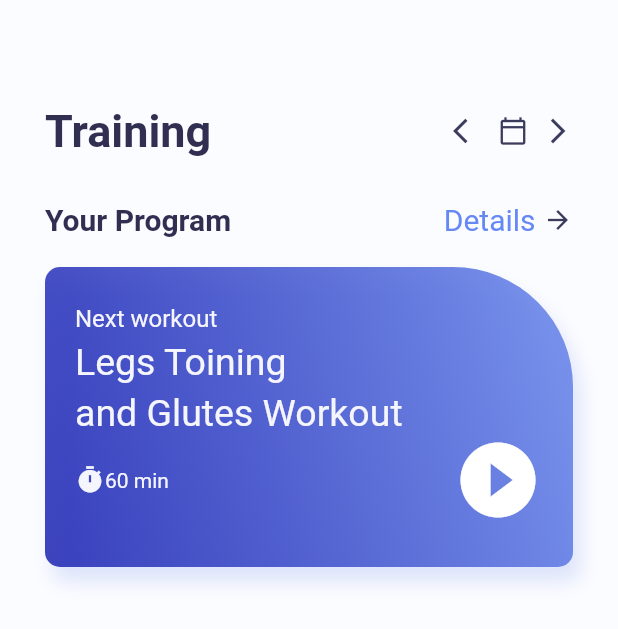
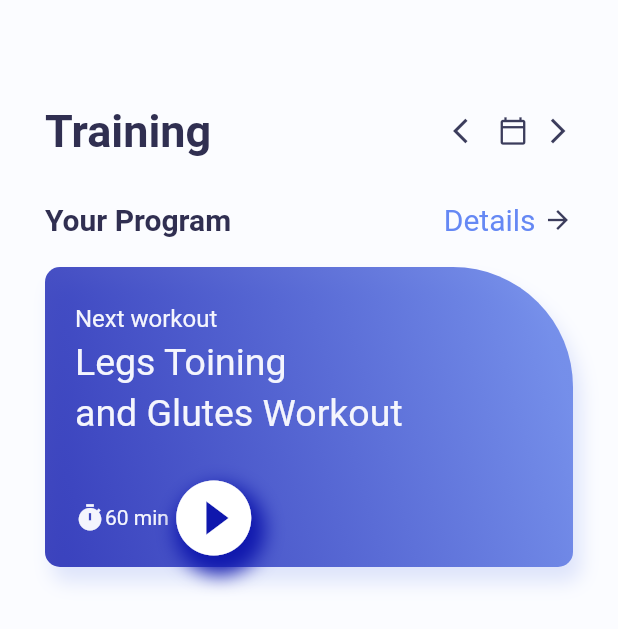
Before and after one commit to kohenro19/MuscleTraining_flutter_001, a Flutter app: the screen it shows after launch, on a phone screen of 412 x 824 dp. Shown: the top 629 px of the screen. Run offline on Flutter 3.47's test engine with Material 2 defaults, Android fonts, the phone set to English and light mode, and no system bars.

Commit message:
20220315r2

```diff
--- a/lib/home_page.dart
+++ b/lib/home_page.dart
@@ -127,6 +127,10 @@ class _HomePageState extends State<HomePage> {
                           color: color.AppColor.homePageContainerTextSmall
                         ),
                     ),
+                    SizedBox(height: 25,),
+                    Row(
+                      crossAxisAlignment: CrossAxisAlignment.end,
+                      children: [
                         Row(
                           children: [
                             Icon(
@@ -142,15 +146,27 @@ class _HomePageState extends State<HomePage> {
                                 )
                             ),
                             Expanded(child: Container()),
-                        Icon(
+                            Container(
+                              decoration: BoxDecoration(
+                                borderRadius: BorderRadius.circular(60),
+                                boxShadow: [
+                                  BoxShadow(
+                                    color: color.AppColor.gradientFirst,
+                                    blurRadius: 10,
+                                    offset: Offset(4, 8)
+                                  )
+                                ]
+                              ),
+                              child: Icon(
                                 Icons.play_circle_fill,
                                 color: Colors.white,
                                 size: 60,
                               )
-
+                            )
                           ],
                         )
-
+                      ],
+                    )
                   ]
                 ),
               ),
```
Lines whose indentation alone changed are shown as unchanged.
